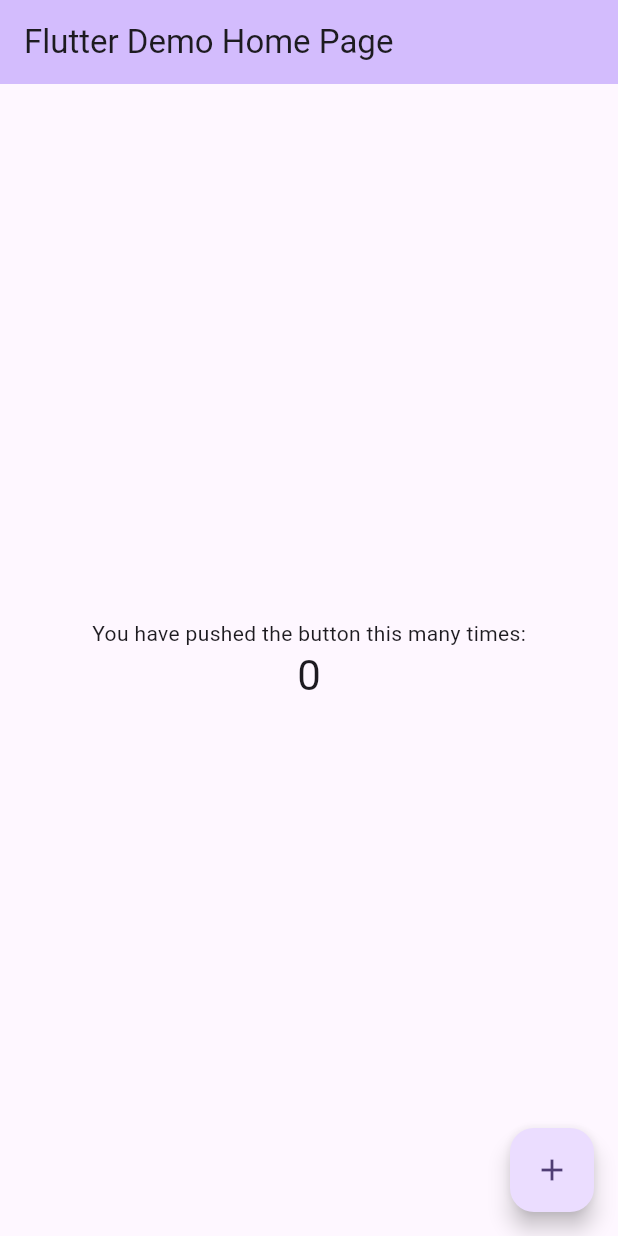
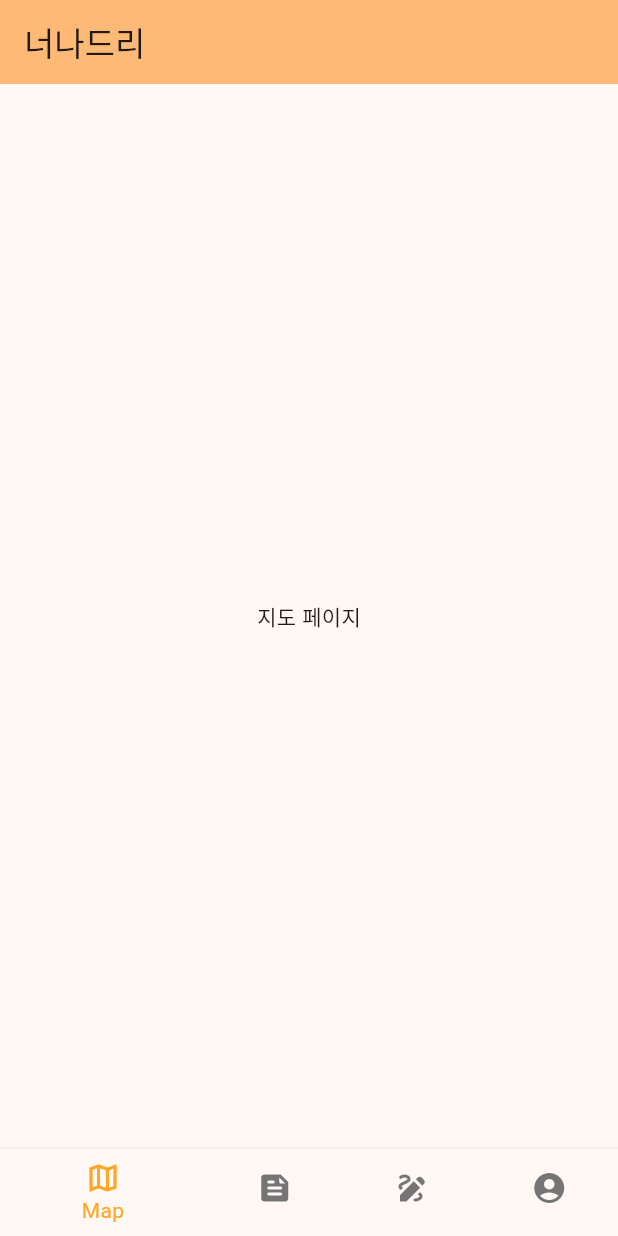
Before and after one commit to neonadeuli/neonadeuli-front-flutter, a Flutter app: the screen it shows after launch, on a phone screen of 412 x 824 dp. Run offline on Flutter 3.47's test engine with Material 3 defaults, Android fonts, the phone set to English and light mode, and no system bars.

Commit message:
feat: 🎸 추가 네비게이션 바에서 각 페이지 연결

```diff
--- a/lib/main.dart
+++ b/lib/main.dart
@@ -1,125 +1,84 @@
 import 'package:flutter/material.dart';
+import 'package:neonadeuli_front_flutter/pages/account_page.dart';
+import 'package:neonadeuli_front_flutter/pages/feed_page.dart';
+import 'package:neonadeuli_front_flutter/pages/map_page.dart';
+import 'package:neonadeuli_front_flutter/pages/write_page.dart';
 
-void main() {
-  runApp(const MyApp());
-}
+/// Flutter code sample for [BottomNavigationBar].
+
+void main() => runApp(const MyApp());
 
 class MyApp extends StatelessWidget {
   const MyApp({super.key});
 
-  // This widget is the root of your application.
   @override
   Widget build(BuildContext context) {
     return MaterialApp(
-      title: 'Flutter Demo',
+      home: const MainPage(),
       theme: ThemeData(
-        // This is the theme of your application.
-        //
-        // TRY THIS: Try running your application with "flutter run". You'll see
-        // the application has a purple toolbar. Then, without quitting the app,
-        // try changing the seedColor in the colorScheme below to Colors.green
-        // and then invoke "hot reload" (save your changes or press the "hot
-        // reload" button in a Flutter-supported IDE, or press "r" if you used
-        // the command line to start the app).
-        //
-        // Notice that the counter didn't reset back to zero; the application
-        // state is not lost during the reload. To reset the state, use hot
-        // restart instead.
-        //
-        // This works for code too, not just values: Most code changes can be
-        // tested with just a hot reload.
-        colorScheme: ColorScheme.fromSeed(seedColor: Colors.deepPurple),
+        colorScheme: ColorScheme.fromSeed(seedColor: Colors.orange),
         useMaterial3: true,
       ),
-      home: const MyHomePage(title: 'Flutter Demo Home Page'),
     );
   }
 }
 
-class MyHomePage extends StatefulWidget {
-  const MyHomePage({super.key, required this.title});
-
-  // This widget is the home page of your application. It is stateful, meaning
-  // that it has a State object (defined below) that contains fields that affect
-  // how it looks.
-
-  // This class is the configuration for the state. It holds the values (in this
-  // case the title) provided by the parent (in this case the App widget) and
-  // used by the build method of the State. Fields in a Widget subclass are
-  // always marked "final".
-
-  final String title;
+class MainPage extends StatefulWidget {
+  const MainPage({super.key});
 
   @override
-  State<MyHomePage> createState() => _MyHomePageState();
+  State<MainPage> createState() => _MainPageState();
 }
 
-class _MyHomePageState extends State<MyHomePage> {
-  int _counter = 0;
+class _MainPageState extends State<MainPage> {
+  int _selectedIndex = 0;
+  static const List<Widget> _pages = <Widget>[
+    MapPage(),
+    FeedPage(),
+    WritePage(),
+    AccountPage(),
+  ];
 
-  void _incrementCounter() {
+  void _onItemTapped(int index) {
     setState(() {
-      // This call to setState tells the Flutter framework that something has
-      // changed in this State, which causes it to rerun the build method below
-      // so that the display can reflect the updated values. If we changed
-      // _counter without calling setState(), then the build method would not be
-      // called again, and so nothing would appear to happen.
-      _counter++;
+      _selectedIndex = index;
     });
   }
 
   @override
   Widget build(BuildContext context) {
-    // This method is rerun every time setState is called, for instance as done
-    // by the _incrementCounter method above.
-    //
-    // The Flutter framework has been optimized to make rerunning build methods
-    // fast, so that you can just rebuild anything that needs updating rather
-    // than having to individually change instances of widgets.
     return Scaffold(
       appBar: AppBar(
-        // TRY THIS: Try changing the color here to a specific color (to
-        // Colors.amber, perhaps?) and trigger a hot reload to see the AppBar
-        // change color while the other colors stay the same.
+        title: const Text('너나드리'),
         backgroundColor: Theme.of(context).colorScheme.inversePrimary,
-        // Here we take the value from the MyHomePage object that was created by
-        // the App.build method, and use it to set our appbar title.
-        title: Text(widget.title),
       ),
       body: Center(
-        // Center is a layout widget. It takes a single child and positions it
-        // in the middle of the parent.
-        child: Column(
-          // Column is also a layout widget. It takes a list of children and
-          // arranges them vertically. By default, it sizes itself to fit its
-          // children horizontally, and tries to be as tall as its parent.
-          //
-          // Column has various properties to control how it sizes itself and
-          // how it positions its children. Here we use mainAxisAlignment to
-          // center the children vertically; the main axis here is the vertical
-          // axis because Columns are vertical (the cross axis would be
-          // horizontal).
-          //
-          // TRY THIS: Invoke "debug painting" (choose the "Toggle Debug Paint"
-          // action in the IDE, or press "p" in the console), to see the
-          // wireframe for each widget.
-          mainAxisAlignment: MainAxisAlignment.center,
-          children: <Widget>[
-            const Text(
-              'You have pushed the button this many times:',
-            ),
-            Text(
-              '$_counter',
-              style: Theme.of(context).textTheme.headlineMedium,
-            ),
-          ],
-        ),
+        child: _pages.elementAt(_selectedIndex),
       ),
-      floatingActionButton: FloatingActionButton(
-        onPressed: _incrementCounter,
-        tooltip: 'Increment',
-        child: const Icon(Icons.add),
-      ), // This trailing comma makes auto-formatting nicer for build methods.
+      bottomNavigationBar: BottomNavigationBar(
+        items: const <BottomNavigationBarItem>[
+          BottomNavigationBarItem(
+            icon: Icon(Icons.map_outlined),
+            label: 'Map',
+          ),
+          BottomNavigationBarItem(
+            icon: Icon(Icons.feed_rounded),
+            label: 'Feed',
+          ),
+          BottomNavigationBarItem(
+            icon: Icon(Icons.draw_rounded),
+            label: 'Write',
+          ),
+          BottomNavigationBarItem(
+            icon: Icon(Icons.account_circle_rounded),
+            label: 'Account',
+          ),
+        ],
+        currentIndex: _selectedIndex,
+        selectedItemColor: Colors.orange[400],
+        unselectedItemColor: Colors.grey[600],
+        onTap: _onItemTapped,
+      ),
     );
   }
 }
```
